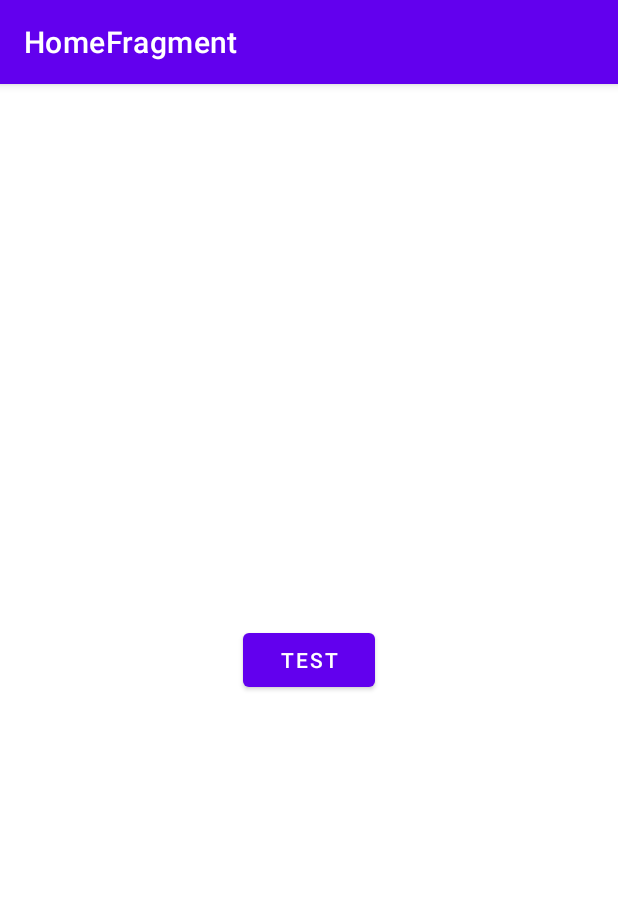
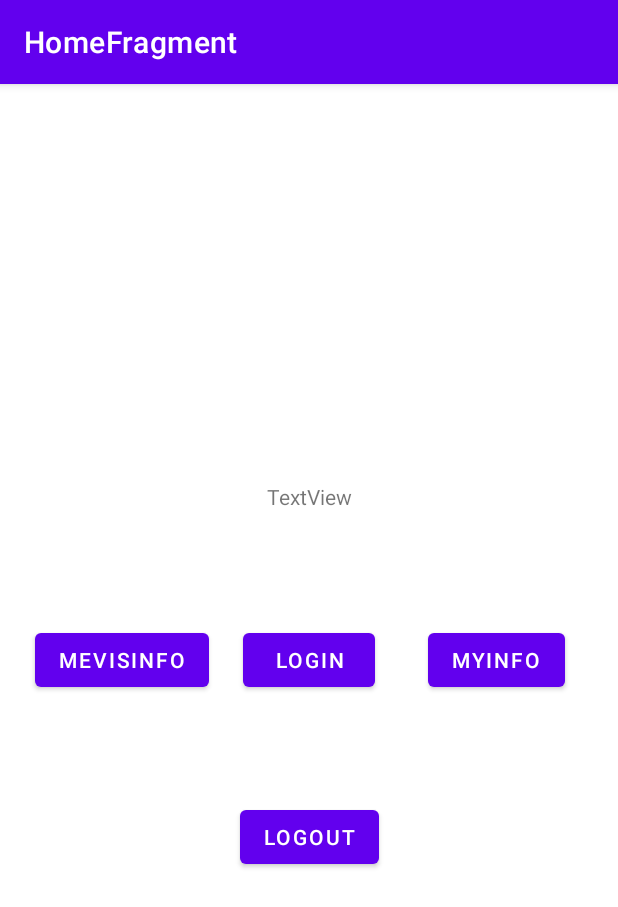
Before and after one commit to LisPI/Mevis, an Android app: the screen it shows after launch (MainActivity), on a phone screen of 412 x 824 dp. Shown: the top 907 px of the screen. Run offline under Robolectric (Android 15) with nearby library versions, the phone set to English and light mode, and no system bars; our stand-ins replace Dagger/Hilt's generated code, Room's generated code, navigation-ui; libraries missing offline, so code that uses them is left out: androidx.hilt.lifecycle, by.kirich1409.viewbindingdelegate, com.jakewharton.retrofit2; 6 statements that could not run were skipped.

Commit message:
feat: session store, api methods

```diff
--- a/app/src/main/kotlin/com/epam/android/swimmer/data/SessionSource.kt
+++ b/app/src/main/kotlin/com/epam/android/swimmer/data/SessionSource.kt
@@ -1,11 +1,11 @@
 package com.epam.android.swimmer.data
 
 interface SessionSource {
-    fun getSavedSession()
-    fun saveSession()
+    fun getSavedSession(): String
+    fun saveSession(session: String)
     fun deleteSession()
 
-    fun getSavedCookie() : Set<String>
+    fun getSavedCookie(): Set<String>
     fun saveCookie(cookie: Set<String>)
     fun deleteCookie()
 }
--- a/app/src/main/kotlin/com/epam/android/swimmer/ui/home/HomeFragment.kt
+++ b/app/src/main/kotlin/com/epam/android/swimmer/ui/home/HomeFragment.kt
@@ -24,14 +24,40 @@ class HomeFragment : Fragment(R.layout.fragment_home) {
 
         lifecycleScope.launch {
             viewModel.company.collect {
-                it?.let {
+                it.let {
                     binding.textView.text = "${it.name} ${it.phone}"
                 }
             }
         }
 
-        binding.button.setOnClickListener {
+        lifecycleScope.launch {
+            viewModel.user.collect {
+                it.let {
+                    binding.textView.text = "${it.name} ${it.balance}"
+                }
+            }
+        }
+
+        lifecycleScope.launch {
+            viewModel.login.collect {
+                binding.textView2.text = it
+            }
+        }
+
+        binding.loginButton.setOnClickListener {
             viewModel.login()
+        }
+
+        binding.logoutButton.setOnClickListener {
+            viewModel.logout()
+        }
+
+        binding.mevisinfoButton.setOnClickListener {
+            viewModel.getCompany()
+        }
+
+        binding.myinfoButton.setOnClickListener {
+            viewModel.getUser()
         }
     }
 }
--- a/app/src/main/kotlin/com/epam/android/swimmer/vm/HomeViewModel.kt
+++ b/app/src/main/kotlin/com/epam/android/swimmer/vm/HomeViewModel.kt
@@ -1,43 +1,79 @@
 package com.epam.android.swimmer.vm
 
-import android.util.Log
 import androidx.hilt.lifecycle.ViewModelInject
 import androidx.lifecycle.ViewModel
 import androidx.lifecycle.viewModelScope
 import by.kirich1409.result.asSuccess
 import by.kirich1409.result.isSuccess
-import com.epam.android.swimmer.SharedPrefSessionSource
+import com.epam.android.swimmer.data.SessionSource
+import com.epam.android.swimmer.data.api.ApiService
 import com.epam.android.swimmer.data.api.AuthObject
+import com.epam.android.swimmer.data.api.UsersItem
 import com.epam.android.swimmer.data.db.Company
-import com.epam.android.swimmer.di.NetworkModule
 import com.epam.android.swimmer.domain.GetCompanyUseCase
+import kotlinx.coroutines.channels.Channel
 import kotlinx.coroutines.flow.MutableStateFlow
 import kotlinx.coroutines.flow.StateFlow
-import kotlinx.coroutines.flow.collect
+import kotlinx.coroutines.flow.receiveAsFlow
 import kotlinx.coroutines.launch
 
 class HomeViewModel @ViewModelInject constructor(
-    private val getCompanyUseCase: GetCompanyUseCase
+    private val getCompanyUseCase: GetCompanyUseCase,
+    private val api: ApiService, //FIXME delete after testing
+    private val session: SessionSource
 ) : ViewModel() {
 
-    private val _company = MutableStateFlow<Company?>(null)
-    val company: StateFlow<Company?> = _company
+    private val _company = Channel<Company>()
+    val company = _company.receiveAsFlow()
+
+    private val _user = Channel<UsersItem>()
+    val user = _user.receiveAsFlow()
+
+    private val _login = MutableStateFlow("")
+    val login: StateFlow<String> = _login
 
     fun login() {
-        viewModelScope.launch {
-            getCompanyUseCase.getCompany().collect { _company.value = it }
-        }
+//        viewModelScope.launch {
+//            getCompanyUseCase.getCompany().collect { _company.value = it }
+//        }
 
         //FIXME just for fun only!
         viewModelScope.launch {
 
-//            val retrofit = NetworkModule.provideCompanyService(NetworkModule.provideRetrofit(SharedPrefSessionSource()))
-//            val loginResult = retrofit.authorizeUser(AuthObject("paschka.lis@gmail.com", "12qwasZ"))
-//            if (loginResult.isSuccess()) {
-//                val br = retrofit.baseInfo(authToken = loginResult.asSuccess().value.csrfToken)
-//                if(br.isSuccess())
-//                    Log.d("123", br.toString())
-//            }
+            val loginResult = api.authorizeUser(AuthObject("paschka.lis@gmail.com", "12qwasZ"))
+            if (loginResult.isSuccess()) {
+                session.saveSession(loginResult.asSuccess().value.csrfToken)
+                _login.value = loginResult.asSuccess().value.csrfToken
+            }
         }
     }
+
+    fun getCompany() {
+        viewModelScope.launch {
+            val lkSettings = api.lkSettings()
+            if (lkSettings.isSuccess()) {
+                val company = lkSettings.asSuccess().value.contacts
+                _company.send(Company(company.name
+                    ?: "", company.phone, company.email, company.full))
+                _login.value = "no token needed"
+
+            }
+        }
+    }
+
+    fun getUser() {
+        viewModelScope.launch {
+            val baseInfo = api.baseInfo(authToken = _login.value)
+            if (baseInfo.isSuccess()) {
+                _user.send(baseInfo.asSuccess().value.users?.first()!!)
+            } else
+                _login.value = "bad token"
+        }
+    }
+
+    fun logout() {
+        session.deleteSession()
+        session.deleteCookie()
+        _login.value = session.getSavedSession()
+    }
 }
--- a/app/src/main/res/layout/fragment_home.xml
+++ b/app/src/main/res/layout/fragment_home.xml
@@ -8,10 +8,10 @@
     tools:context="ui.home.HomeFragment">
 
     <Button
-        android:id="@+id/button"
+        android:id="@+id/login_button"
         android:layout_width="wrap_content"
         android:layout_height="wrap_content"
-        android:text="Test"
+        android:text="Login"
         app:layout_constraintBottom_toBottomOf="parent"
         app:layout_constraintEnd_toEndOf="parent"
         app:layout_constraintStart_toStartOf="parent"
@@ -23,9 +23,9 @@
         android:layout_height="wrap_content"
         android:gravity="center"
         tools:text="fffff fffff f f f f f fffffff fffff ffff"
-        app:layout_constraintBottom_toTopOf="@+id/button"
-        app:layout_constraintEnd_toEndOf="@+id/button"
-        app:layout_constraintStart_toStartOf="@+id/button"
+        app:layout_constraintBottom_toTopOf="@+id/login_button"
+        app:layout_constraintEnd_toEndOf="@+id/login_button"
+        app:layout_constraintStart_toStartOf="@+id/login_button"
         app:layout_constraintTop_toTopOf="parent" />
 
     <ImageView
@@ -35,6 +35,47 @@
         app:layout_constraintBottom_toBottomOf="parent"
         app:layout_constraintEnd_toEndOf="parent"
         app:layout_constraintStart_toStartOf="parent"
-        app:layout_constraintTop_toBottomOf="@+id/button"
+        app:layout_constraintTop_toBottomOf="@+id/login_button"
         tools:src="@tools:sample/avatars" />
+
+    <Button
+        android:id="@+id/mevisinfo_button"
+        android:layout_width="wrap_content"
+        android:layout_height="wrap_content"
+        android:text="MevisInfo"
+        app:layout_constraintBottom_toBottomOf="@+id/login_button"
+        app:layout_constraintEnd_toStartOf="@+id/login_button"
+        app:layout_constraintStart_toStartOf="parent"
+        app:layout_constraintTop_toTopOf="@+id/login_button" />
+
+    <Button
+        android:id="@+id/myinfo_button"
+        android:layout_width="wrap_content"
+        android:layout_height="wrap_content"
+        android:text="MyInfo"
+        app:layout_constraintBottom_toBottomOf="@+id/login_button"
+        app:layout_constraintEnd_toEndOf="parent"
+        app:layout_constraintStart_toEndOf="@+id/login_button"
+        app:layout_constraintTop_toTopOf="@+id/login_button" />
+
+    <Button
+        android:id="@+id/logout_button"
+        android:layout_width="wrap_content"
+        android:layout_height="wrap_content"
+        android:layout_marginTop="8dp"
+        android:text="Logout"
+        app:layout_constraintBottom_toTopOf="@+id/imageView"
+        app:layout_constraintEnd_toEndOf="@+id/login_button"
+        app:layout_constraintStart_toStartOf="@+id/login_button"
+        app:layout_constraintTop_toBottomOf="@+id/login_button" />
+
+    <TextView
+        android:id="@+id/textView2"
+        android:layout_width="wrap_content"
+        android:layout_height="wrap_content"
+        android:text="TextView"
+        app:layout_constraintBottom_toTopOf="@+id/login_button"
+        app:layout_constraintEnd_toEndOf="parent"
+        app:layout_constraintStart_toStartOf="parent"
+        app:layout_constraintTop_toBottomOf="@+id/textView" />
 </androidx.constraintlayout.widget.ConstraintLayout>
```
Also changed, not shown: app/src/main/kotlin/com/epam/android/swimmer/SharedPrefSessionSource.kt (+12 -5 lines), app/src/main/kotlin/com/epam/android/swimmer/data/repository/CompanyRepositoryImpl.kt (+11 -11 lines).
